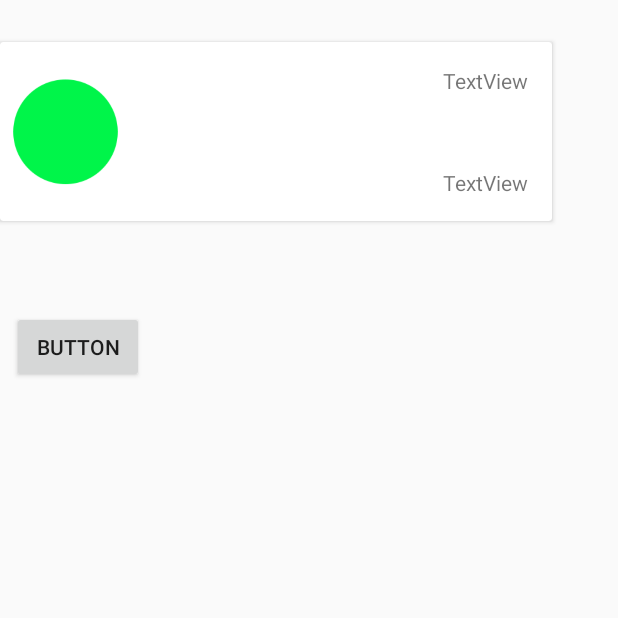
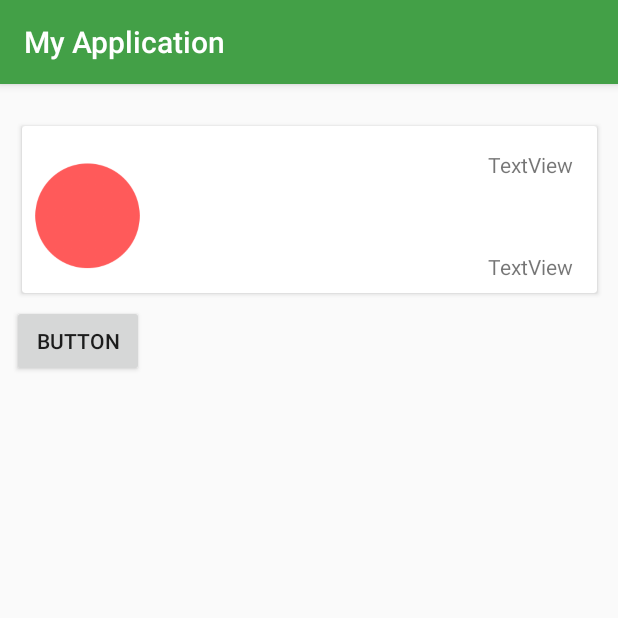
Before and after one commit to Tralafarlaw/Aplicacion_Azul, an Android app: the screen it shows after launch once a user with an empty profile is signed in (TrackActivity), on a phone screen of 412 x 824 dp, the top half of it. Run offline under Robolectric (Android 15) with nearby library versions, the phone set to English and light mode, and no system bars; our stand-ins replace Firebase (no records; nobody signed in at launch, a user with empty details on screens opened directly).

Commit message:
Activity track: Diseño modificado Styles: Arreglé bug de toolbar Manifest: Agregué accesos al gps TrackActivity: Intento de cambiar el color a los botones

```diff
--- a/app/src/main/AndroidManifest.xml
+++ b/app/src/main/AndroidManifest.xml
@@ -3,6 +3,8 @@
     package="com.example.miguel.myapplication">
 
     <uses-permission android:name="android.permission.ACCESS_FINE_LOCATION"/>
+    <uses-permission android:name="android.permission.ACCESS_COARSE_LOCATION"/>
+
     <uses-permission android:name="android.permission.WRITE_EXTERNAL_STORAGE"/>
     <uses-permission android:name="android.permission.INTERNET"/>
 
--- a/app/src/main/java/com/example/miguel/myapplication/TrackActivity.java
+++ b/app/src/main/java/com/example/miguel/myapplication/TrackActivity.java
@@ -1,21 +1,44 @@
 package com.example.miguel.myapplication;
 
+import android.Manifest;
 import android.app.AlarmManager;
 import android.app.PendingIntent;
 import android.content.Context;
 import android.content.Intent;
+import android.content.pm.PackageManager;
+import android.location.LocationManager;
+import android.os.Bundle;
+import android.support.v4.app.ActivityCompat;
 import android.support.v7.app.AppCompatActivity;
-import android.os.Bundle;
+import android.widget.ImageView;
 
 public class TrackActivity extends AppCompatActivity {
     final long intervalo = 5000;
     Context context = this;
+    LocationManager locationManager;
+
 
     @Override
     protected void onCreate(Bundle savedInstanceState) {
         super.onCreate(savedInstanceState);
         setContentView(R.layout.activity_track);
+
+        ImageView estado = (ImageView) findViewById(R.id.estado);
+        locationManager = (LocationManager) getSystemService(LOCATION_SERVICE);
+
+        if(!locationManager.isProviderEnabled(LocationManager.GPS_PROVIDER))
+        {
+            estado.setImageResource(R.drawable.rojooff);
+
+        }
+        else
+        {
+            estado.setImageResource(R.drawable.verdeon);
+        }
+        cambioLogo(estado, locationManager);
     }
+
+
 
     public void iniciar_envio_datos (){
         //con este metodo se inicia un proceso en segundo plano que manda los datos cada 5 segundos
@@ -24,4 +47,22 @@ public class TrackActivity extends AppCompatActivity {
         PendingIntent pit = PendingIntent.getBroadcast(context, 0, it,0);
         manager.setRepeating(AlarmManager.RTC, System.currentTimeMillis(), intervalo, pit);
     }
+
+    public void cambioLogo(ImageView log, LocationManager locationManager)
+    {
+
+        if(!locationManager.isProviderEnabled(LocationManager.GPS_PROVIDER))
+        {
+            log.setImageResource(R.drawable.verdeon);
+        }
+        else
+        {
+            log.setImageResource(R.drawable.rojooff);
+        }
+
+
+
+
+
+    }
 }
--- a/app/src/main/res/layout/activity_track.xml
+++ b/app/src/main/res/layout/activity_track.xml
@@ -12,18 +12,23 @@
         android:layout_height="wrap_content"
         android:layout_marginLeft="8dp"
         android:layout_marginStart="8dp"
-        android:layout_marginTop="60dp"
+        android:layout_marginTop="8dp"
         android:text="Button"
         app:layout_constraintStart_toStartOf="parent"
         app:layout_constraintTop_toBottomOf="@+id/cardView" />
 
     <android.support.v7.widget.CardView
         android:id="@+id/cardView"
-        android:layout_width="368dp"
-        android:layout_height="wrap_content"
+        android:layout_width="383dp"
+        android:layout_height="111dp"
+        android:layout_marginEnd="8dp"
+        android:layout_marginLeft="8dp"
+        android:layout_marginRight="8dp"
+        android:layout_marginStart="8dp"
         android:layout_marginTop="28dp"
-        app:layout_constraintTop_toTopOf="parent"
-        tools:layout_editor_absoluteX="8dp">
+        app:layout_constraintEnd_toEndOf="parent"
+        app:layout_constraintStart_toStartOf="parent"
+        app:layout_constraintTop_toTopOf="parent">
 
         <android.support.constraint.ConstraintLayout
             android:layout_width="match_parent"
@@ -41,7 +46,7 @@
                 app:layout_constraintEnd_toEndOf="parent" />
 
             <ImageView
-                android:id="@+id/imageView"
+                android:id="@+id/estado"
                 android:layout_width="71dp"
                 android:layout_height="71dp"
                 android:layout_marginBottom="8dp"
@@ -50,8 +55,7 @@
                 android:layout_marginTop="8dp"
                 app:layout_constraintBottom_toBottomOf="parent"
                 app:layout_constraintStart_toStartOf="parent"
-                app:layout_constraintTop_toTopOf="parent"
-                app:srcCompat="@drawable/verdeon" />
+                app:layout_constraintTop_toTopOf="parent" />
 
             <TextView
                 android:id="@+id/textView2"
--- a/app/src/main/res/values/styles.xml
+++ b/app/src/main/res/values/styles.xml
@@ -1,7 +1,7 @@
 <resources>
 
     <!-- Base application theme. -->
-    <style name="AppTheme" parent="Theme.AppCompat.Light.NoActionBar">
+    <style name="AppTheme" parent="Base.Theme.AppCompat.Light.DarkActionBar">
         <!-- Customize your theme here. -->
         <item name="colorPrimary">@color/colorPrimary</item>
         <item name="colorPrimaryDark">@color/colorPrimaryDark</item>
```
